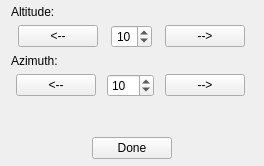
Above: recalibrate.ui from marzooqy/Muon_Detector_Frame before the change. Below: the same form after it.
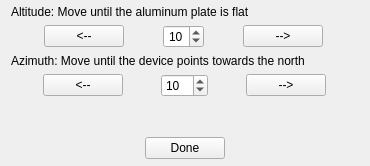
That is the form after the change.

```diff
--- a/recalibrate.ui
+++ b/recalibrate.ui
@@ -23,19 +23,19 @@
    <rect>
     <x>0</x>
     <y>0</y>
-    <width>264</width>
+    <width>370</width>
     <height>166</height>
    </rect>
   </property>
   <property name="minimumSize">
    <size>
-    <width>264</width>
+    <width>370</width>
     <height>166</height>
    </size>
   </property>
   <property name="maximumSize">
    <size>
-    <width>264</width>
+    <width>370</width>
     <height>166</height>
    </size>
   </property>
@@ -57,7 +57,7 @@
    <item>
     <widget class="QLabel" name="azLabel">
      <property name="text">
-      <string>Altitude:</string>
+      <string>Altitude: Move until the aluminum plate is flat</string>
      </property>
     </widget>
    </item>
@@ -116,7 +116,7 @@
    <item>
     <widget class="QLabel" name="altLabel">
      <property name="text">
-      <string>Azimuth:</string>
+      <string>Azimuth: Move until the device points towards the north</string>
      </property>
     </widget>
    </item>
```
Left out of the diff: 17 changed lines with no effect on the pictures.
